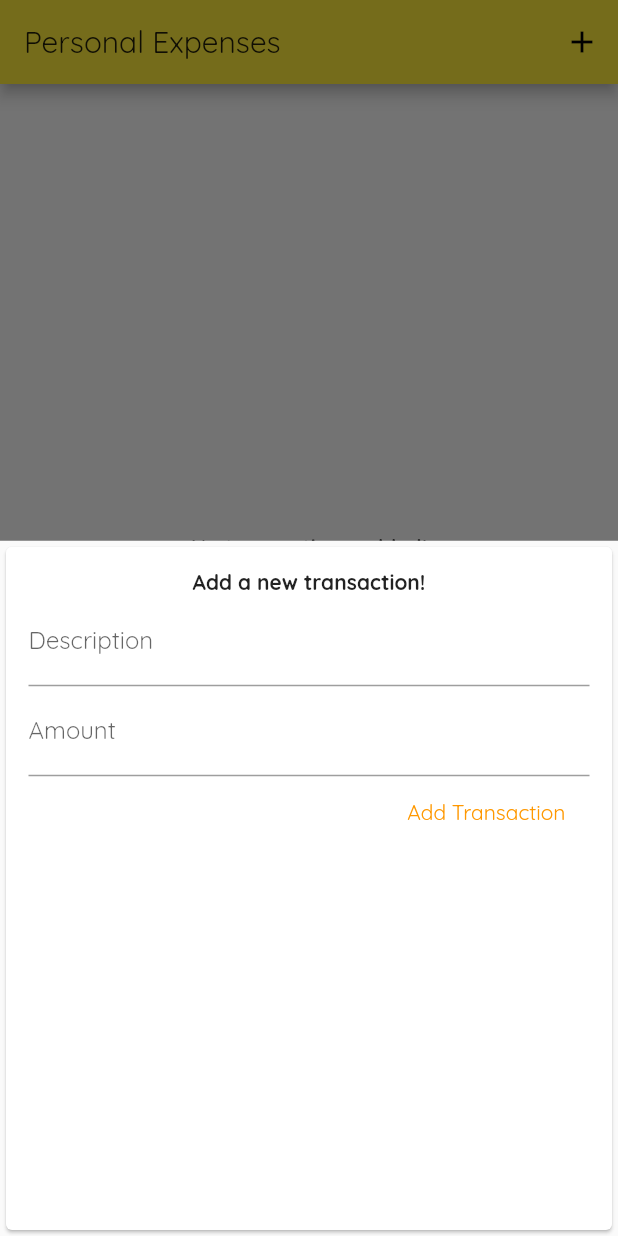
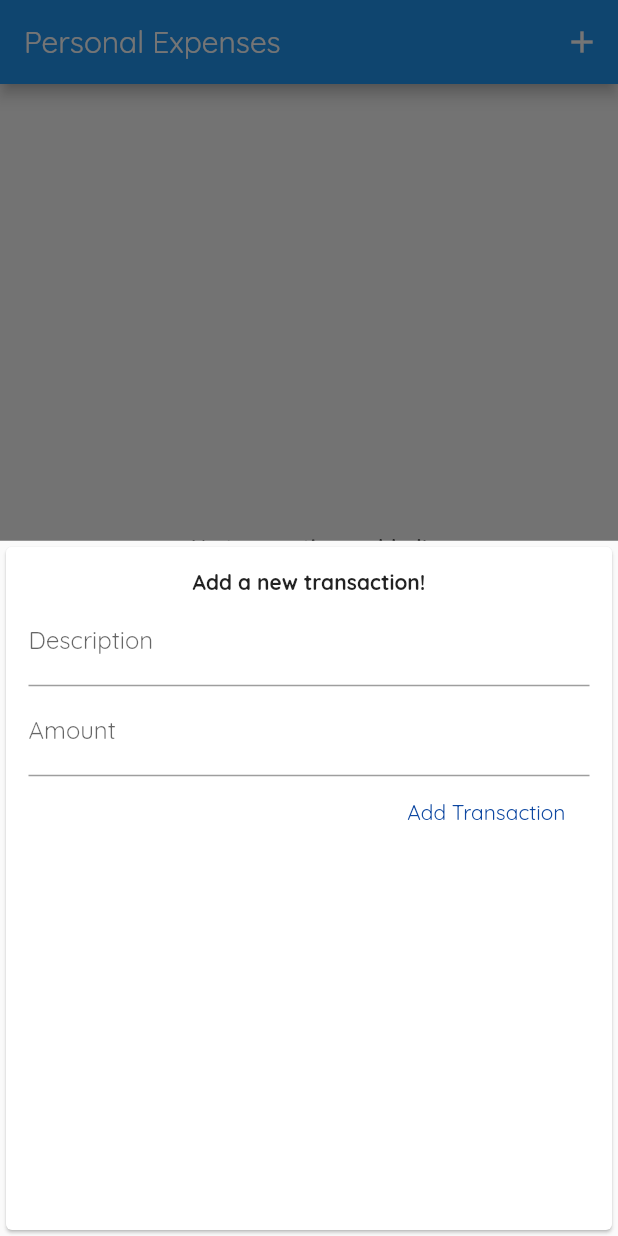
Before and after one commit to aanupam29/Maximilian-s-Flutter-course, a Flutter app: the screen it shows after launch, after a tap on the "add" icon, on a phone screen of 412 x 824 dp. Run offline on Flutter 3.47's test engine with Material 2 defaults, Android fonts, the phone set to English and light mode, and no system bars.

Commit message:
changing some colors

```diff
--- a/expenses_app/lib/main.dart
+++ b/expenses_app/lib/main.dart
@@ -12,7 +12,7 @@ class MyApp extends StatelessWidget {
     return MaterialApp(
       title: 'Personal Expenses',
       theme: ThemeData(
-        primarySwatch: Colors.yellow,
+        primarySwatch: Colors.blue,
         fontFamily: 'Quicksand',
       ),
       home: MyHomePage(),
--- a/expenses_app/lib/widgets/TransactionForm.dart
+++ b/expenses_app/lib/widgets/TransactionForm.dart
@@ -48,7 +48,7 @@ class _TransactionFormState extends State<TransactionForm> {
             ),
             FlatButton(
               child: Text('Add Transaction'),
-              textColor: Colors.orange,
+              textColor: Colors.blue[900],
               onPressed: handleSubmit,
             )
           ],
@@ -56,8 +56,6 @@ class _TransactionFormState extends State<TransactionForm> {
       ),
     );
   }
-
-
 
   void handleSubmit() {
     if (amountController.text.trim().length > 0 &&
--- a/expenses_app/lib/widgets/TransactionList.dart
+++ b/expenses_app/lib/widgets/TransactionList.dart
@@ -31,7 +31,7 @@ class TransactionList extends StatelessWidget {
                   removeTransaction(index);
                 },
                 icon: Icon(Icons.remove_circle_outline),
-                color: Colors.red,
+                color: Colors.redAccent[700],
               ),
             ),
           );
```
